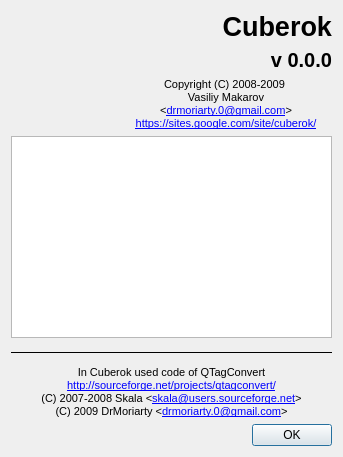
Old version of the form src/aboutdialog.ui in the repository DrMoriarty/cuberok.
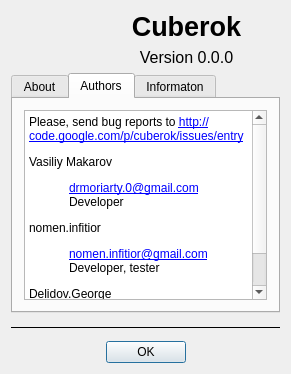
New version of the form. The open tabs and pages were chosen to show the change. Icons and pictures are not drawn.

Commit message: several fixes remake about window

Diff of the .ui file:
```diff
--- a/src/aboutdialog.ui
+++ b/src/aboutdialog.ui
@@ -6,8 +6,8 @@
    <rect>
     <x>0</x>
     <y>0</y>
-    <width>343</width>
-    <height>457</height>
+    <width>291</width>
+    <height>374</height>
    </rect>
   </property>
   <property name="sizePolicy">
@@ -23,13 +23,13 @@
    <iconset resource="resource.qrc">
     <normaloff>:/icons/cuberok.png</normaloff>:/icons/cuberok.png</iconset>
   </property>
-  <layout class="QGridLayout">
-   <item row="0" column="1" rowspan="3">
+  <layout class="QGridLayout" name="gridLayout">
+   <item row="0" column="0" rowspan="2">
     <widget class="QLabel" name="label">
      <property name="maximumSize">
       <size>
-       <width>128</width>
-       <height>120</height>
+       <width>80</width>
+       <height>80</height>
       </size>
      </property>
      <property name="text">
@@ -46,13 +46,14 @@
      </property>
     </widget>
    </item>
-   <item row="0" column="2" colspan="2">
+   <item row="0" column="1" colspan="2">
     <widget class="QLabel" name="label_name">
      <property name="font">
       <font>
        <family>Arial</family>
        <pointsize>20</pointsize>
        <weight>75</weight>
+       <italic>false</italic>
        <bold>true</bold>
       </font>
      </property>
@@ -69,54 +70,130 @@
       <bool>true</bool>
      </property>
      <property name="alignment">
-      <set>Qt::AlignRight|Qt::AlignTrailing|Qt::AlignVCenter</set>
+      <set>Qt::AlignCenter</set>
      </property>
      <property name="wordWrap">
       <bool>true</bool>
      </property>
     </widget>
    </item>
-   <item row="1" column="2" colspan="2">
+   <item row="1" column="1" colspan="2">
     <widget class="QLabel" name="label_version">
      <property name="font">
       <font>
        <family>Arial</family>
-       <pointsize>15</pointsize>
-       <weight>75</weight>
-       <bold>true</bold>
+       <pointsize>12</pointsize>
+       <weight>50</weight>
+       <bold>false</bold>
       </font>
      </property>
      <property name="layoutDirection">
       <enum>Qt::LeftToRight</enum>
      </property>
      <property name="text">
-      <string>v 0.0.0</string>
+      <string>Version 0.0.0</string>
      </property>
      <property name="alignment">
-      <set>Qt::AlignRight|Qt::AlignTrailing|Qt::AlignVCenter</set>
+      <set>Qt::AlignCenter</set>
      </property>
     </widget>
    </item>
-   <item row="7" column="1" colspan="3">
-    <widget class="QTextEdit" name="textEdit">
-     <property name="sizePolicy">
-      <sizepolicy hsizetype="Expanding" vsizetype="Expanding">
-       <horstretch>0</horstretch>
-       <verstretch>0</verstretch>
-      </sizepolicy>
+   <item row="2" column="0" colspan="3">
+    <widget class="QTabWidget" name="tabWidget">
+     <property name="currentIndex">
+      <number>0</number>
      </property>
-     <property name="maximumSize">
-      <size>
-       <width>16777215</width>
-       <height>16777215</height>
-      </size>
-     </property>
-     <property name="readOnly">
-      <bool>true</bool>
-     </property>
+     <widget class="QWidget" name="tab_3">
+      <attribute name="title">
+       <string>About</string>
+      </attribute>
+      <layout class="QVBoxLayout" name="verticalLayout">
+       <item>
+        <widget class="QLabel" name="label_2">
+         <property name="text">
+          <string>&lt;!DOCTYPE HTML PUBLIC &quot;-//W3C//DTD HTML 4.0//EN&quot; &quot;http://www.w3.org/TR/REC-html40/strict.dtd&quot;&gt;
+&lt;html&gt;&lt;head&gt;&lt;meta name=&quot;qrichtext&quot; content=&quot;1&quot; /&gt;&lt;style type=&quot;text/css&quot;&gt;
+p, li { white-space: pre-wrap; }
+&lt;/style&gt;&lt;/head&gt;&lt;body style=&quot; font-family:'DejaVu Sans'; font-size:9pt; font-weight:400; font-style:normal;&quot;&gt;
+&lt;p style=&quot; margin-top:0px; margin-bottom:0px; margin-left:0px; margin-right:0px; -qt-block-indent:0; text-indent:0px;&quot;&gt;©Vasiliy Makarov, 2008-2009&lt;/p&gt;
+&lt;p style=&quot; margin-top:0px; margin-bottom:0px; margin-left:0px; margin-right:0px; -qt-block-indent:0; text-indent:0px;&quot;&gt;&lt;a href=&quot;https://sites.google.com/site/cuberok/&quot;&gt;https://sites.google.com/site/cuberok/&lt;/a&gt;&lt;/p&gt;
+&lt;p style=&quot; margin-top:12px; margin-bottom:12px; margin-left:0px; margin-right:0px; -qt-block-indent:0; text-indent:0px;&quot;&gt;License: &lt;a href=&quot;www.gnu.org/licenses/gpl-3.0.html&quot;&gt;&lt;span style=&quot; text-decoration: underline; color:#0000ff;&quot;&gt;GNU GPL v3&lt;/span&gt;&lt;/a&gt;&lt;/p&gt;&lt;/body&gt;&lt;/html&gt;</string>
+         </property>
+         <property name="alignment">
+          <set>Qt::AlignCenter</set>
+         </property>
+         <property name="wordWrap">
+          <bool>true</bool>
+         </property>
+         <property name="openExternalLinks">
+          <bool>true</bool>
+         </property>
+         <property name="textInteractionFlags">
+          <set>Qt::TextBrowserInteraction</set>
+         </property>
+        </widget>
+       </item>
+      </layout>
+     </widget>
+     <widget class="QWidget" name="tabContent">
+      <attribute name="title">
+       <string>Authors</string>
+      </attribute>
+      <layout class="QVBoxLayout" name="verticalLayout_3">
+       <item>
+        <widget class="QTextBrowser" name="textBrowser">
+         <property name="html">
+          <string>&lt;!DOCTYPE HTML PUBLIC &quot;-//W3C//DTD HTML 4.0//EN&quot; &quot;http://www.w3.org/TR/REC-html40/strict.dtd&quot;&gt;
+&lt;html&gt;&lt;head&gt;&lt;meta name=&quot;qrichtext&quot; content=&quot;1&quot; /&gt;&lt;style type=&quot;text/css&quot;&gt;
+p, li { white-space: pre-wrap; }
+&lt;/style&gt;&lt;/head&gt;&lt;body style=&quot; font-family:'DejaVu Sans'; font-size:9pt; font-weight:400; font-style:normal;&quot;&gt;
+&lt;p style=&quot; margin-top:12px; margin-bottom:12px; margin-left:0px; margin-right:0px; -qt-block-indent:0; text-indent:0px;&quot;&gt;Please, send bug reports to &lt;a href=&quot;http://code.google.com/p/cuberok/issues/entry&quot;&gt;&lt;span style=&quot; text-decoration: underline; color:#0000ff;&quot;&gt;http://code.google.com/p/cuberok/issues/entry&lt;/span&gt;&lt;/a&gt;&lt;/p&gt;
+&lt;p style=&quot; margin-top:12px; margin-bottom:12px; margin-left:0px; margin-right:0px; -qt-block-indent:0; text-indent:0px;&quot;&gt;Vasiliy Makarov&lt;/p&gt;
+&lt;p style=&quot; margin-top:0px; margin-bottom:0px; margin-left:0px; margin-right:0px; -qt-block-indent:1; text-indent:0px;&quot;&gt;&lt;a href=&quot;mailto:drmoriarty.0@gmail.com&quot;&gt;&lt;span style=&quot; text-decoration: underline; color:#0000ff;&quot;&gt;drmoriarty.0@gmail.com&lt;/span&gt;&lt;/a&gt;&lt;/p&gt;
+&lt;p style=&quot; margin-top:0px; margin-bottom:12px; margin-left:0px; margin-right:0px; -qt-block-indent:1; text-indent:0px;&quot;&gt;Developer&lt;/p&gt;
+&lt;p style=&quot; margin-top:12px; margin-bottom:12px; margin-left:0px; margin-right:0px; -qt-block-indent:0; text-indent:0px;&quot;&gt;nomen.infitior&lt;/p&gt;
+&lt;p style=&quot; margin-top:0px; margin-bottom:0px; margin-left:0px; margin-right:0px; -qt-block-indent:1; text-indent:0px;&quot;&gt;&lt;a href=&quot;mailto:nomen.infitior@gmail.com&quot;&gt;&lt;span style=&quot; text-decoration: underline; color:#0000ff;&quot;&gt;nomen.infitior@gmail.com&lt;/span&gt;&lt;/a&gt;&lt;/p&gt;
+&lt;p style=&quot; margin-top:0px; margin-bottom:12px; margin-left:0px; margin-right:0px; -qt-block-indent:1; text-indent:0px;&quot;&gt;Developer, tester&lt;/p&gt;
+&lt;p style=&quot; margin-top:12px; margin-bottom:12px; margin-left:0px; margin-right:0px; -qt-block-indent:0; text-indent:0px;&quot;&gt;Delidov.George&lt;/p&gt;
+&lt;p style=&quot; margin-top:12px; margin-bottom:0px; margin-left:0px; margin-right:0px; -qt-block-indent:1; text-indent:0px;&quot;&gt;&lt;a href=&quot;http://delidov.ru&quot;&gt;&lt;span style=&quot; text-decoration: underline; color:#0000ff;&quot;&gt;http://delidov.ru&lt;/span&gt;&lt;/a&gt;&lt;/p&gt;
+&lt;p style=&quot; margin-top:0px; margin-bottom:12px; margin-left:0px; margin-right:0px; -qt-block-indent:1; text-indent:0px;&quot;&gt;Designer&lt;/p&gt;&lt;/body&gt;&lt;/html&gt;</string>
+         </property>
+         <property name="openExternalLinks">
+          <bool>true</bool>
+         </property>
+        </widget>
+       </item>
+      </layout>
+     </widget>
+     <widget class="QWidget" name="tab_4">
+      <attribute name="title">
+       <string>Informaton</string>
+      </attribute>
+      <layout class="QVBoxLayout" name="verticalLayout_2">
+       <item>
+        <widget class="QTextEdit" name="textEdit">
+         <property name="sizePolicy">
+          <sizepolicy hsizetype="Expanding" vsizetype="Expanding">
+           <horstretch>0</horstretch>
+           <verstretch>0</verstretch>
+          </sizepolicy>
+         </property>
+         <property name="maximumSize">
+          <size>
+           <width>16777215</width>
+           <height>16777215</height>
+          </size>
+         </property>
+         <property name="readOnly">
+          <bool>true</bool>
+         </property>
+        </widget>
+       </item>
+      </layout>
+     </widget>
     </widget>
    </item>
-   <item row="8" column="1" colspan="3">
+   <item row="3" column="0" colspan="3">
     <widget class="QLabel" name="label_4">
      <property name="frameShape">
       <enum>QFrame::HLine</enum>
@@ -126,77 +203,16 @@
      </property>
     </widget>
    </item>
-   <item row="9" column="1" colspan="3">
-    <widget class="QLabel" name="label_3">
-     <property name="frameShape">
-      <enum>QFrame::NoFrame</enum>
-     </property>
-     <property name="text">
-      <string>&lt;html&gt;&lt;head&gt;&lt;meta name=&quot;qrichtext&quot; content=&quot;1&quot; /&gt;&lt;style type=&quot;text/css&quot;&gt;
-p, li { white-space: pre-wrap; }
-&lt;/style&gt;&lt;/head&gt;&lt;body style=&quot; font-family:'MS Shell Dlg 2'; font-size:8.25pt; font-weight:400; font-style:normal;&quot;&gt;
-&lt;p style=&quot; margin-top:0px; margin-bottom:0px; margin-left:0px; margin-right:0px; -qt-block-indent:0; text-indent:0px;&quot;&gt;&lt;span style=&quot; font-size:8pt; color:#000000;&quot;&gt;In Cuberok used code of QTagConvert&lt;/span&gt;&lt;/p&gt;
-&lt;p style=&quot; margin-top:0px; margin-bottom:0px; margin-left:0px; margin-right:0px; -qt-block-indent:0; text-indent:0px; font-size:8pt; color:#000000;&quot;&gt;&lt;a href=&quot;http://sourceforge.net/projects/qtagconvert/&quot;&gt;&lt;span style=&quot; text-decoration: underline; color:#0000ff;&quot;&gt;http://sourceforge.net/projects/qtagconvert/&lt;/span&gt;&lt;/a&gt;&lt;/p&gt;
-&lt;p style=&quot; margin-top:0px; margin-bottom:0px; margin-left:0px; margin-right:0px; -qt-block-indent:0; text-indent:0px; font-size:8pt; color:#000000;&quot;&gt;(C) 2007-2008 Skala &amp;lt;&lt;a href=&quot;mailto:skala@users.sourceforge.net&quot;&gt;&lt;span style=&quot; text-decoration: underline; color:#0000ff;&quot;&gt;skala@users.sourceforge.net&lt;/span&gt;&lt;/a&gt;&amp;gt;&lt;/p&gt;
-&lt;p style=&quot; margin-top:0px; margin-bottom:0px; margin-left:0px; margin-right:0px; -qt-block-indent:0; text-indent:0px; font-size:8pt; color:#000000;&quot;&gt;(C) 2009 DrMoriarty &amp;lt;&lt;a href=&quot;mailto:drmoriarty.0@gmail.com&quot;&gt;&lt;span style=&quot; text-decoration: underline; color:#0000ff;&quot;&gt;drmoriarty.0@gmail.com&lt;/span&gt;&lt;/a&gt;&amp;gt;&lt;/p&gt;&lt;/body&gt;&lt;/html&gt;</string>
-     </property>
-     <property name="alignment">
-      <set>Qt::AlignCenter</set>
-     </property>
-     <property name="openExternalLinks">
-      <bool>true</bool>
-     </property>
-     <property name="textInteractionFlags">
-      <set>Qt::TextBrowserInteraction</set>
-     </property>
-    </widget>
-   </item>
-   <item row="10" column="1" colspan="3">
+   <item row="4" column="0" colspan="3">
     <widget class="QDialogButtonBox" name="buttonBox">
      <property name="standardButtons">
       <set>QDialogButtonBox::Ok</set>
      </property>
-    </widget>
-   </item>
-   <item row="2" column="2" colspan="2">
-    <widget class="QLabel" name="label_2">
-     <property name="text">
-      <string>&lt;!DOCTYPE HTML PUBLIC &quot;-//W3C//DTD HTML 4.0//EN&quot; &quot;http://www.w3.org/TR/REC-html40/strict.dtd&quot;&gt;
-&lt;html&gt;&lt;head&gt;&lt;meta name=&quot;qrichtext&quot; content=&quot;1&quot; /&gt;&lt;style type=&quot;text/css&quot;&gt;
-p, li { white-space: pre-wrap; }
-&lt;/style&gt;&lt;/head&gt;&lt;body style=&quot; font-family:'MS Shell Dlg 2'; font-size:8.25pt; font-weight:400; font-style:normal;&quot;&gt;
-&lt;p style=&quot; margin-top:0px; margin-bottom:0px; margin-left:0px; margin-right:0px; -qt-block-indent:0; text-indent:0px;&quot;&gt;&lt;span style=&quot; font-size:8pt;&quot;&gt;Copyright (C) 2008-2009 &lt;/span&gt;&lt;/p&gt;
-&lt;p style=&quot; margin-top:0px; margin-bottom:0px; margin-left:0px; margin-right:0px; -qt-block-indent:0; text-indent:0px;&quot;&gt;&lt;span style=&quot; font-size:8pt;&quot;&gt;Vasiliy Makarov&lt;/span&gt;&lt;/p&gt;
-&lt;p style=&quot; margin-top:0px; margin-bottom:0px; margin-left:0px; margin-right:0px; -qt-block-indent:0; text-indent:0px;&quot;&gt;&lt;span style=&quot; font-size:8pt;&quot;&gt;&amp;lt;&lt;/span&gt;&lt;a href=&quot;mailto:drmoriarty.0@gmail.com&quot;&gt;&lt;span style=&quot; font-size:8pt; text-decoration: underline; color:#0000ff;&quot;&gt;drmoriarty.0@gmail.com&lt;/span&gt;&lt;/a&gt;&lt;span style=&quot; font-size:8pt;&quot;&gt;&amp;gt;&lt;/span&gt;&lt;/p&gt;
-&lt;p style=&quot; margin-top:0px; margin-bottom:0px; margin-left:0px; margin-right:0px; -qt-block-indent:0; text-indent:0px;&quot;&gt;&lt;a href=&quot;https://sites.google.com/site/cuberok/&quot;&gt;&lt;span style=&quot; font-size:8pt; text-decoration: underline; color:#0000ff;&quot;&gt;https://sites.google.com/site/cuberok/&lt;/span&gt;&lt;/a&gt;&lt;/p&gt;&lt;/body&gt;&lt;/html&gt;</string>
-     </property>
-     <property name="alignment">
-      <set>Qt::AlignCenter</set>
-     </property>
-     <property name="wordWrap">
+     <property name="centerButtons">
       <bool>true</bool>
      </property>
-     <property name="openExternalLinks">
-      <bool>true</bool>
-     </property>
-     <property name="textInteractionFlags">
-      <set>Qt::TextBrowserInteraction</set>
-     </property>
     </widget>
    </item>
-   <item row="7" column="0">
-    <spacer name="verticalSpacer">
-     <property name="orientation">
-      <enum>Qt::Vertical</enum>
-     </property>
-     <property name="sizeHint" stdset="0">
-      <size>
-       <width>0</width>
-       <height>40</height>
-      </size>
-     </property>
-    </spacer>
-   </item>
   </layout>
  </widget>
  <layoutdefault spacing="6" margin="11"/>
```
The commit also changes 28 other files.
